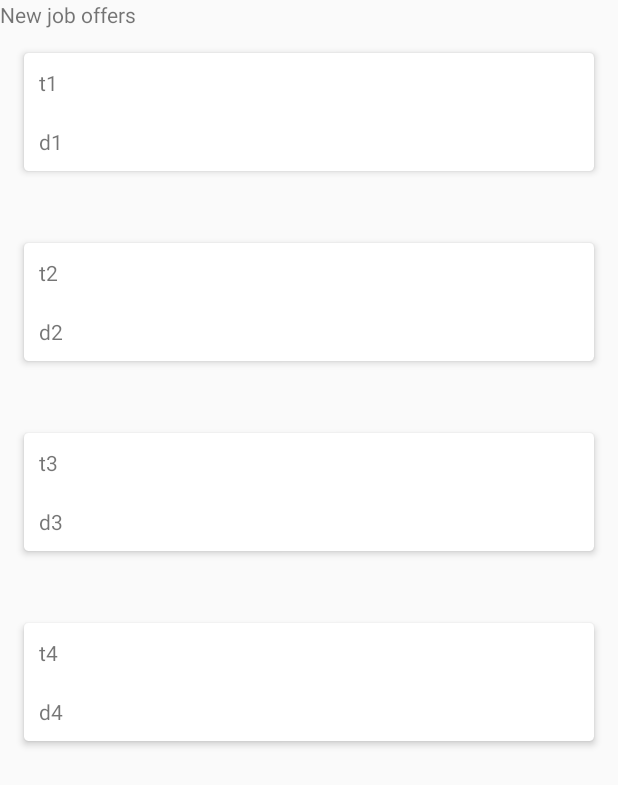
After one commit to Team-Masa/instaPorters, an Android app: the JobLists screen opened directly, with no data from a screen before it, on a phone screen of 412 x 824 dp. The commit adds this screen. Shown: the top 785 px of the screen. Run offline under Robolectric (Android 15) with nearby library versions, the phone set to English and light mode, and no system bars.

Commit message:
job list adapter

```diff
--- a/app/build.gradle
+++ b/app/build.gradle
@@ -24,4 +24,5 @@ dependencies {
     testCompile 'junit:junit:4.12'
     compile 'com.android.support:appcompat-v7:23.1.1'
     compile 'com.android.support:design:23.1.1'
+    compile 'com.android.support:cardview-v7:+'
 }
--- a/app/src/main/AndroidManifest.xml
+++ b/app/src/main/AndroidManifest.xml
@@ -18,6 +18,7 @@
                 <category android:name="android.intent.category.LAUNCHER" />
             </intent-filter>
         </activity>
+        <activity android:name=".JobLists"></activity>
     </application>
 
 </manifest>
--- /dev/null
+++ b/app/src/main/java/com/instaporters/instaporters/CustomAdapter.java
@@ -0,0 +1,57 @@
+package com.instaporters.instaporters;
+
+import android.content.Context;
+import android.view.LayoutInflater;
+import android.view.View;
+import android.view.ViewGroup;
+import android.widget.BaseAdapter;
+import android.widget.TextView;
+
+import org.w3c.dom.Text;
+
+/**
+ * Created by maheshkumar on 3/5/16.
+ */
+public class CustomAdapter extends BaseAdapter {
+    String [] title;
+    String [] detail;
+    Context context;
+    private static LayoutInflater inflater = null;
+    public CustomAdapter(JobLists jobLists, String[] title, String[] detail) {
+        this.title = title;
+        this.detail = detail;
+        context = jobLists;
+        inflater = (LayoutInflater)context.getSystemService(Context.LAYOUT_INFLATER_SERVICE);
+    }
+
+    @Override
+    public long getItemId(int position) {
+        return 0;
+    }
+
+    @Override
+    public Object getItem(int position) {
+        return position;
+    }
+
+    @Override
+    public int getCount() {
+        return title.length;
+    }
+    public class Holder {
+        TextView title;
+        TextView detail;
+    }
+
+    @Override
+    public View getView(int position, View convertView, ViewGroup parent) {
+        Holder holder= new Holder();
+        View rowView;
+        rowView = inflater.inflate(R.layout.jobs_details, null);
+        holder.title = (TextView) rowView.findViewById(R.id.title);
+        holder.detail = (TextView) rowView.findViewById(R.id.detail);
+        holder.title.setText(title[position]);
+        holder.detail.setText(detail[position]);
+        return rowView;
+    }
+}
--- /dev/null
+++ b/app/src/main/java/com/instaporters/instaporters/JobLists.java
@@ -0,0 +1,26 @@
+package com.instaporters.instaporters;
+
+import android.app.Activity;
+import android.content.Context;
+import android.os.Bundle;
+import android.widget.ListView;
+
+/**
+ * Created by maheshkumar on 3/5/16.
+ */
+public class JobLists extends Activity{
+    ListView listView;
+    public static String[] title = {"t1", "t2", "t3", "t4"};
+    public static String[] detail = {"d1", "d2", "d3", "d4"};
+    Context context;
+    @Override
+    protected void onCreate(Bundle savedInstanceState) {
+        super.onCreate(savedInstanceState);
+        setContentView(R.layout.job_lists);
+        listView = (ListView) findViewById(R.id.listview);
+        context = this;
+
+        listView.setAdapter(new CustomAdapter(this, title, detail));
+
+    }
+}
--- a/app/src/main/java/com/instaporters/instaporters/MainActivity.java
+++ b/app/src/main/java/com/instaporters/instaporters/MainActivity.java
@@ -1,6 +1,7 @@
 package com.instaporters.instaporters;
 
 import android.app.Activity;
+import android.content.Intent;
 import android.graphics.Color;
 import android.os.Bundle;
 import android.support.design.widget.FloatingActionButton;
@@ -10,9 +11,10 @@ import android.support.v7.widget.Toolbar;
 import android.view.View;
 import android.view.Menu;
 import android.view.MenuItem;
+import android.widget.Button;
 
 public class MainActivity extends Activity {
-
+    Button login_button;
     @Override
     protected void onCreate(Bundle savedInstanceState) {
         super.onCreate(savedInstanceState);
@@ -20,6 +22,14 @@ public class MainActivity extends Activity {
         if (android.os.Build.VERSION.SDK_INT >= android.os.Build.VERSION_CODES.LOLLIPOP) {
             getWindow().setStatusBarColor(Color.BLACK);
         }
+        login_button = (Button) findViewById(R.id.login_button);
+        login_button.setOnClickListener(new View.OnClickListener() {
+            @Override
+            public void onClick(View v) {
+             Intent intent = new Intent(MainActivity.this, JobLists.class);
+                startActivity(intent);
+            }
+        });
     }
 
     @Override
--- a/app/src/main/res/layout/activity_main.xml
+++ b/app/src/main/res/layout/activity_main.xml
@@ -26,7 +26,7 @@
         <EditText
             android:layout_width="match_parent"
             android:layout_height="wrap_content"
-            android:hint="Mobile Number"
+            android:hint="@string/login_placeholder"
             android:textColorHint="#b6b6b6"
             android:textColor="#FFF"
             android:inputType="number"
@@ -35,17 +35,18 @@
         <Button
             android:layout_width="match_parent"
             android:layout_height="wrap_content"
-            android:text="Login"
+            android:text="@string/login_button"
             android:textColor="@color/colorAccent"
             android:background="@drawable/rounded_button_bg"
             android:layout_marginBottom="20dp"
+            android:id="@+id/login_button"
             />
         <Button
             android:layout_width="match_parent"
             android:layout_height="wrap_content"
             android:background="@drawable/rounded_button_bg"
             android:textColor="@color/colorAccent"
-            android:text="Register"/>
+            android:text="@string/register_button"/>
 
     </LinearLayout>
 </RelativeLayout>
--- /dev/null
+++ b/app/src/main/res/layout/job_lists.xml
@@ -0,0 +1,16 @@
+<?xml version="1.0" encoding="utf-8"?>
+<LinearLayout xmlns:android="http://schemas.android.com/apk/res/android"
+    android:orientation="vertical" android:layout_width="match_parent"
+    android:layout_height="match_parent">
+    <TextView
+        android:layout_width="match_parent"
+        android:layout_height="wrap_content"
+        android:text="@string/listview_title_offers"/>
+<ListView
+    android:layout_width="fill_parent"
+    android:layout_height="fill_parent"
+    android:id="@+id/listview"
+    android:divider="@android:color/transparent"
+    android:dividerHeight="16dp">
+</ListView>
+</LinearLayout>
--- /dev/null
+++ b/app/src/main/res/layout/jobs_details.xml
@@ -0,0 +1,31 @@
+<?xml version="1.0" encoding="utf-8"?>
+<LinearLayout xmlns:android="http://schemas.android.com/apk/res/android"
+    android:orientation="vertical" android:layout_width="match_parent"
+    android:layout_height="match_parent">
+    <android.support.v7.widget.CardView
+        xmlns:card_view="http://schemas.android.com/apk/res-auto"
+        android:layout_width="match_parent"
+        android:layout_height="match_parent"
+        android:layout_margin="16dp"
+        card_view:cardElevation="3sp"
+        card_view:cardCornerRadius="3dp"
+        card_view:cardBackgroundColor="@color/card_bg">
+        <LinearLayout
+            android:layout_width="match_parent"
+            android:layout_height="wrap_content"
+            android:orientation="vertical">
+            <TextView
+                android:layout_width="match_parent"
+                android:layout_height="wrap_content"
+                android:text="Job title"
+                android:id="@+id/title"
+                android:padding="10dp"/>
+            <TextView
+                android:layout_width="match_parent"
+                android:layout_height="wrap_content"
+                android:padding="10dp"
+                android:id="@+id/detail"
+                android:text="Details"/>
+        </LinearLayout>
+    </android.support.v7.widget.CardView>
+</LinearLayout>
--- a/app/src/main/res/values/colors.xml
+++ b/app/src/main/res/values/colors.xml
@@ -3,4 +3,5 @@
     <color name="colorPrimary">#3F51B5</color>
     <color name="colorPrimaryDark">#303F9F</color>
     <color name="colorAccent">#FF4081</color>
+    <color name="card_bg">#FFF</color>
 </resources>
--- a/app/src/main/res/values/strings.xml
+++ b/app/src/main/res/values/strings.xml
@@ -1,4 +1,8 @@
 <resources>
     <string name="app_name">Insta Porters</string>
     <string name="action_settings">Settings</string>
+    <string name="login_placeholder">Account Number</string>
+    <string name="login_button">Login</string>
+    <string name="register_button">Register</string>
+    <string name="listview_title_offers">New job offers</string>
 </resources>
```
